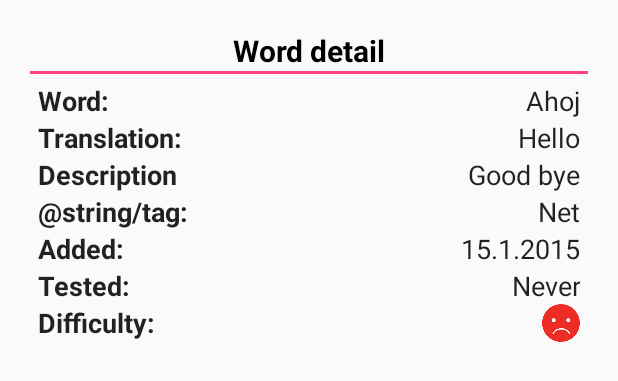
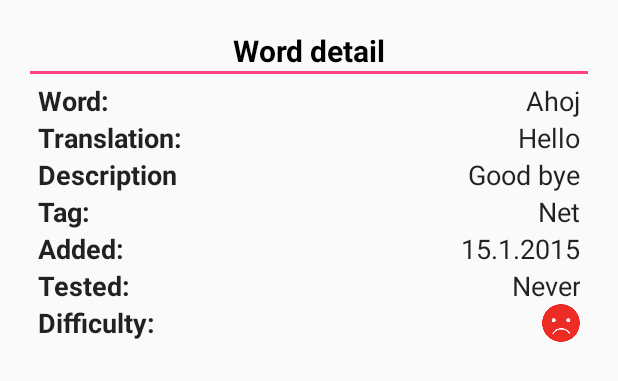
Before and after one commit to Mettyl/SDMFlash, an Android app: the layout your_words_info_dialog_layout.xml on its own in the app's theme, with its tools: preview values and no code run, on a phone screen of 412 x 824 dp. Shown: the top 381 px of the screen. Run offline under Robolectric (Android 15) with nearby library versions, the phone set to English and light mode, and no system bars.

Commit message:
Úprava slov hotova.

```diff
--- a/app/src/main/java/com/sdm/sdmflash/fragmentAddWord/AutoCompleteAdapter.java
+++ b/app/src/main/java/com/sdm/sdmflash/fragmentAddWord/AutoCompleteAdapter.java
@@ -30,7 +30,6 @@ public class AutoCompleteAdapter extends ArrayAdapter {
         super(context, resource, words);
         dataList = words;
         itemLayout = resource;
-        searchedLanguage = Language.EN;
     }
 
     @Override
--- a/app/src/main/res/layout/your_words_info_dialog_layout.xml
+++ b/app/src/main/res/layout/your_words_info_dialog_layout.xml
@@ -64,7 +64,7 @@
                 style="@style/YourWordsDialogStyle"
                 android:layout_width="match_parent"
                 android:layout_height="wrap_content"
-                android:text="@string/tag:"
+                android:text="@string/tager"
                 android:textStyle="bold" />
 
             <TextView
--- a/app/src/main/res/layout/your_words_recycler_head.xml
+++ b/app/src/main/res/layout/your_words_recycler_head.xml
@@ -100,7 +100,7 @@
         android:textAlignment="center"
         android:textSize="18sp"
         android:textStyle="bold"
-        app:layout_constraintEnd_toStartOf="@+id/your_words_recycler_header_rigth_iv"
+        app:layout_constraintEnd_toStartOf="@+id/your_words_recycler_header_right_iv"
         app:layout_constraintTop_toBottomOf="@+id/your_words_recycler_header_filter_words_button" />
 
     <ImageView
```
Also changed, not shown: app/src/main/java/com/sdm/sdmflash/fragmentAddWord/AddWordFromText.java (+6 -1 lines), app/src/main/java/com/sdm/sdmflash/fragmentYourWords/YourWordsFragment.java (+6 -1 lines).
